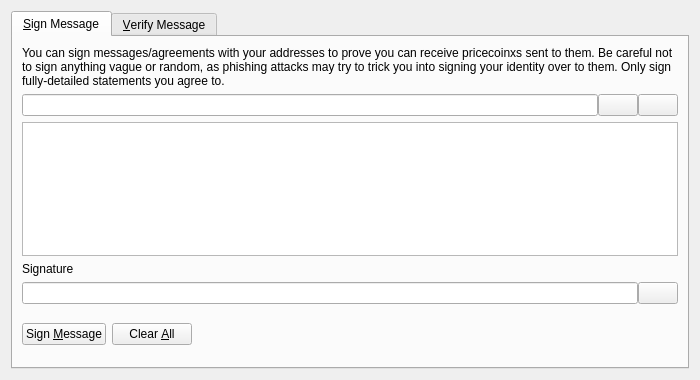
First picture: the form in src/qt/forms/signverifymessagedialog.ui, repository Pricecoin/PricecoinX, before the edit.
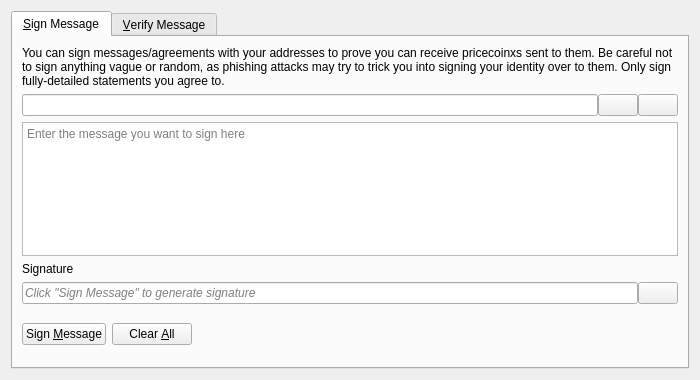
Second picture: the form after the edit. Icons and pictures are not drawn. Custom widgets are drawn as their Qt base class.

Diff of the .ui file:
```diff
--- a/src/qt/forms/signverifymessagedialog.ui
+++ b/src/qt/forms/signverifymessagedialog.ui
@@ -99,6 +99,9 @@
          <property name="toolTip">
           <string>Enter the message you want to sign here</string>
          </property>
+         <property name="placeholderText">
+          <string>Enter the message you want to sign here</string>
+         </property>
         </widget>
        </item>
        <item>
@@ -118,6 +121,9 @@
          </property>
          <item>
           <widget class="QLineEdit" name="signatureOut_SM">
+           <property name="placeholderText">
+            <string>Click "Sign Message" to generate signature</string>
+           </property>
            <property name="font">
             <font>
              <italic>true</italic>
```
Left out of the diff: 18 changed lines with no effect on the pictures.
